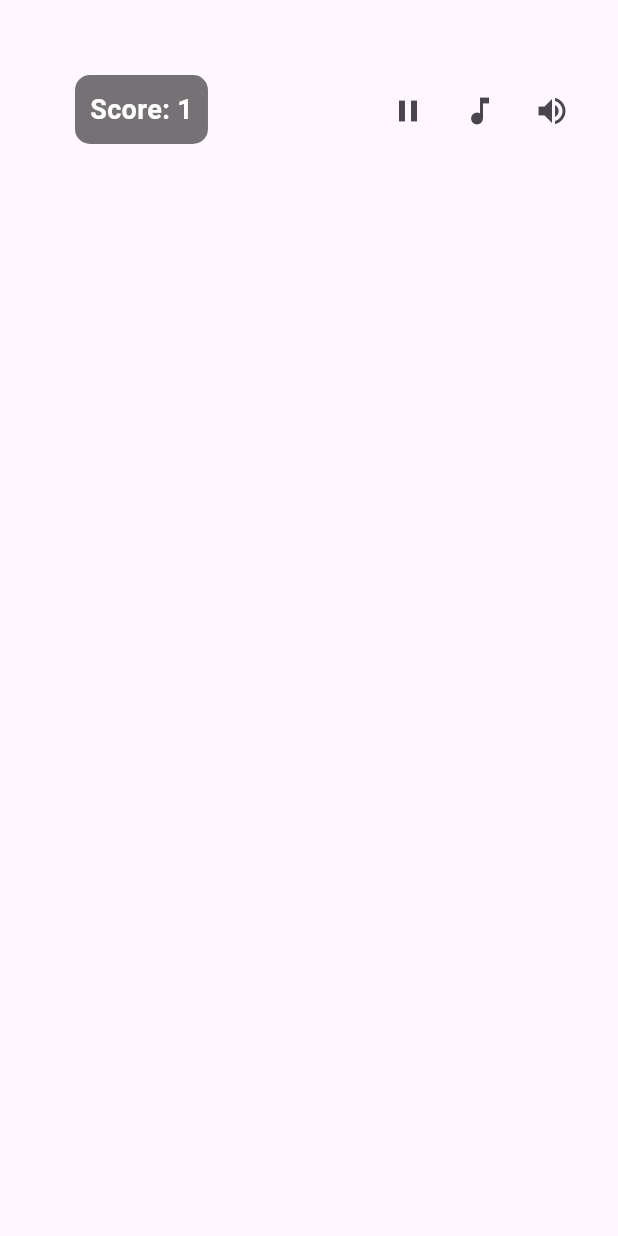
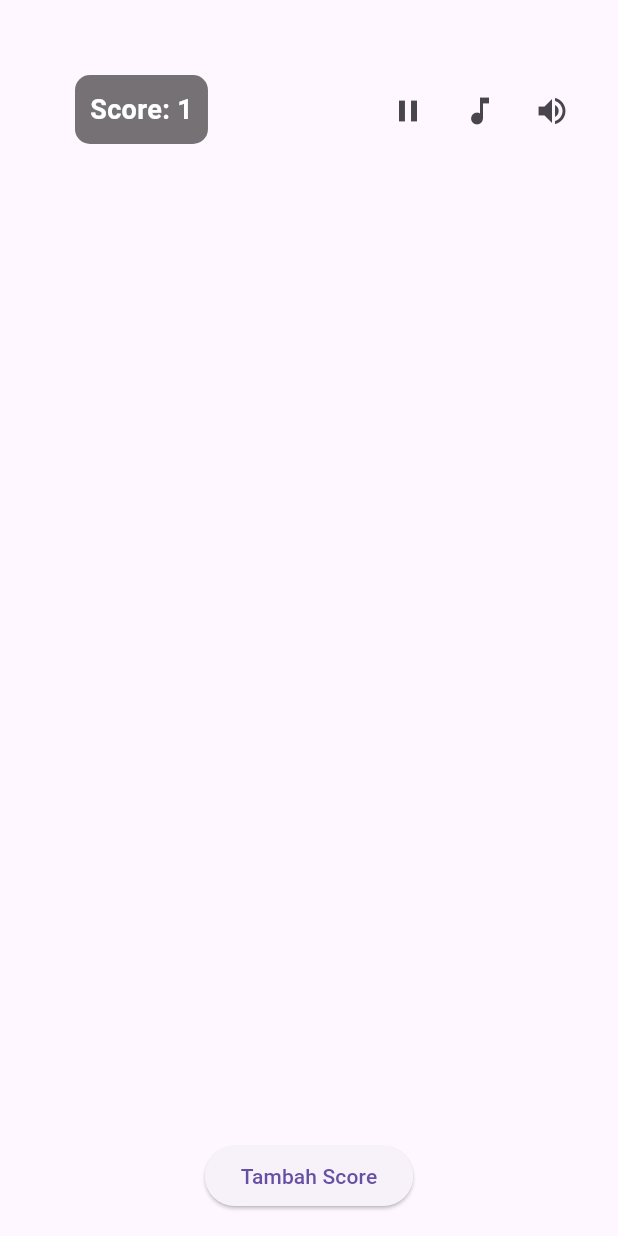
Before and after one commit to KishiEdward/dart_catchfruit, a Flutter app: the screen it shows after launch, on a phone screen of 412 x 824 dp. Run offline on Flutter 3.47's test engine with Material 3 defaults, Android fonts, the phone set to English and light mode, and no system bars.

Commit message:
membuat button counter

```diff
--- a/lib/main.dart
+++ b/lib/main.dart
@@ -82,6 +82,15 @@ class _GameScreenState extends State<GameScreen> {
               ],
             ),
           ),
+          Padding(
+            padding: const EdgeInsets.all(16),
+            child: ElevatedButton(
+              onPressed: () {
+                score.value++;
+              },
+              child: const Text("Tambah Score"),
+            ),
+          ),
         ],
       ),
     );
```
